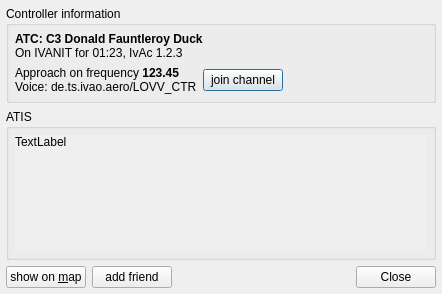
This is QuteScoop/src/ControllerDetails.ui in qutescoop/qutescoop as Qt 5 draws it before an edit. The edited form follows.
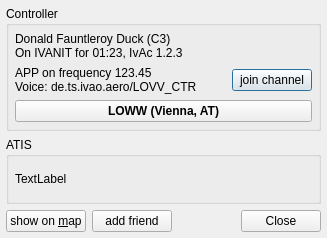
This is the edited form. Icons and pictures are not drawn.

The edit to the form file:
```diff
--- a/QuteScoop/src/ControllerDetails.ui
+++ b/QuteScoop/src/ControllerDetails.ui
@@ -6,8 +6,8 @@
    <rect>
     <x>0</x>
     <y>0</y>
-    <width>442</width>
-    <height>294</height>
+    <width>327</width>
+    <height>238</height>
    </rect>
   </property>
   <property name="windowTitle">
@@ -17,14 +17,14 @@
    <iconset resource="Resources.qrc">
     <normaloff>:/icons/qutescoop.png</normaloff>:/icons/qutescoop.png</iconset>
   </property>
-  <layout class="QVBoxLayout">
+  <layout class="QVBoxLayout" stretch="0,1,0">
    <property name="margin">
     <number>6</number>
    </property>
    <item>
     <widget class="QGroupBox" name="groupBox">
      <property name="title">
-      <string>Controller information</string>
+      <string>Controller</string>
      </property>
      <layout class="QVBoxLayout">
       <property name="margin">
@@ -33,10 +33,8 @@
       <item>
        <widget class="QLabel" name="lblControllerInfo">
         <property name="text">
-         <string>&lt;strong&gt;ATC: C3 Donald Fauntleroy Duck&lt;/strong&gt;&lt;br&gt;On IVANIT for 01:23, IvAc 1.2.3</string>
-        </property>
-        <property name="alignment">
-         <set>Qt::AlignLeading|Qt::AlignLeft|Qt::AlignTop</set>
+         <string>Donald Fauntleroy Duck (C3)
+On IVANIT for 01:23, IvAc 1.2.3</string>
         </property>
         <property name="openExternalLinks">
          <bool>true</bool>
@@ -44,21 +42,12 @@
        </widget>
       </item>
       <item>
-       <layout class="QHBoxLayout">
+       <layout class="QHBoxLayout" name="detailsLayout">
         <item>
          <widget class="QLabel" name="lblStationInformatoin">
           <property name="text">
-           <string>Approach on frequency &lt;strong&gt;123.45&lt;/strong&gt;&lt;br&gt;Voice: de.ts.ivao.aero/LOVV_CTR</string>
-          </property>
-         </widget>
-        </item>
-        <item>
-         <widget class="QPushButton" name="btnJoinChannel">
-          <property name="text">
-           <string>join channel</string>
-          </property>
-          <property name="flat">
-           <bool>false</bool>
+           <string>APP on frequency 123.45
+Voice: de.ts.ivao.aero/LOVV_CTR</string>
           </property>
          </widget>
         </item>
@@ -75,8 +64,31 @@
           </property>
          </spacer>
         </item>
+        <item>
+         <widget class="QPushButton" name="btnJoinChannel">
+          <property name="text">
+           <string>join channel</string>
+          </property>
+          <property name="flat">
+           <bool>false</bool>
+          </property>
+         </widget>
+        </item>
        </layout>
       </item>
+      <item>
+       <widget class="QPushButton" name="pbAirportDetails">
+        <property name="font">
+         <font>
+          <weight>75</weight>
+          <bold>true</bold>
+         </font>
+        </property>
+        <property name="text">
+         <string>LOWW (Vienna, AT)</string>
+        </property>
+       </widget>
+      </item>
      </layout>
     </widget>
    </item>
@@ -85,56 +97,40 @@
      <property name="title">
       <string>ATIS</string>
      </property>
-     <layout class="QVBoxLayout">
+     <layout class="QVBoxLayout" name="verticalLayout">
       <property name="margin">
        <number>6</number>
       </property>
       <item>
-       <widget class="QScrollArea" name="scrollArea">
-        <property name="frameShape">
-         <enum>QFrame::NoFrame</enum>
+       <widget class="QLabel" name="lblAtis">
+        <property name="sizePolicy">
+         <sizepolicy hsizetype="Minimum" vsizetype="Minimum">
+          <horstretch>0</horstretch>
+          <verstretch>0</verstretch>
+         </sizepolicy>
         </property>
-        <property name="widgetResizable">
+        <property name="text">
+         <string>TextLabel</string>
+        </property>
+        <property name="textFormat">
+         <enum>Qt::RichText</enum>
+        </property>
+        <property name="wordWrap">
          <bool>true</bool>
         </property>
-        <widget class="QWidget" name="scrollAreaWidgetContents">
-         <property name="geometry">
-          <rect>
-           <x>0</x>
-           <y>0</y>
-           <width>410</width>
-           <height>105</height>
-          </rect>
-         </property>
-         <layout class="QVBoxLayout" name="verticalLayout">
-          <property name="margin">
-           <number>0</number>
-          </property>
-          <item>
-           <widget class="QLabel" name="lblAtis">
-            <property name="text">
-             <string>TextLabel</string>
-            </property>
-            <property name="alignment">
-             <set>Qt::AlignLeading|Qt::AlignLeft|Qt::AlignTop</set>
-            </property>
-            <property name="wordWrap">
-             <bool>true</bool>
-            </property>
-            <property name="textInteractionFlags">
-             <set>Qt::LinksAccessibleByMouse|Qt::TextSelectableByKeyboard|Qt::TextSelectableByMouse</set>
-            </property>
-           </widget>
-          </item>
-         </layout>
-        </widget>
+        <property name="openExternalLinks">
+         <bool>true</bool>
+        </property>
+        <property name="textInteractionFlags">
+         <set>Qt::LinksAccessibleByMouse|Qt::TextSelectableByKeyboard|Qt::TextSelectableByMouse</set>
+        </property>
        </widget>
       </item>
      </layout>
     </widget>
    </item>
    <item>
-    <layout class="QHBoxLayout">
+    <layout class="QHBoxLayout" name="bottomLayout">
      <item>
       <widget class="QPushButton" name="buttonShowOnMap">
        <property name="text">
```
Left out of the diff: 2 changed lines with no effect on the pictures.
